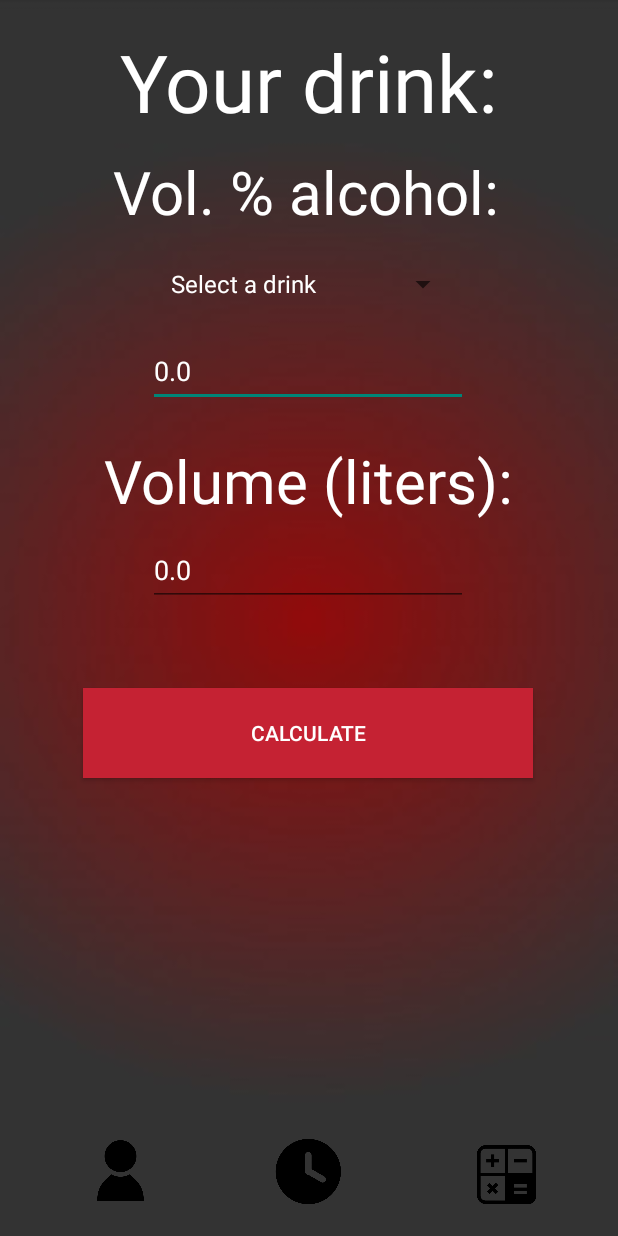
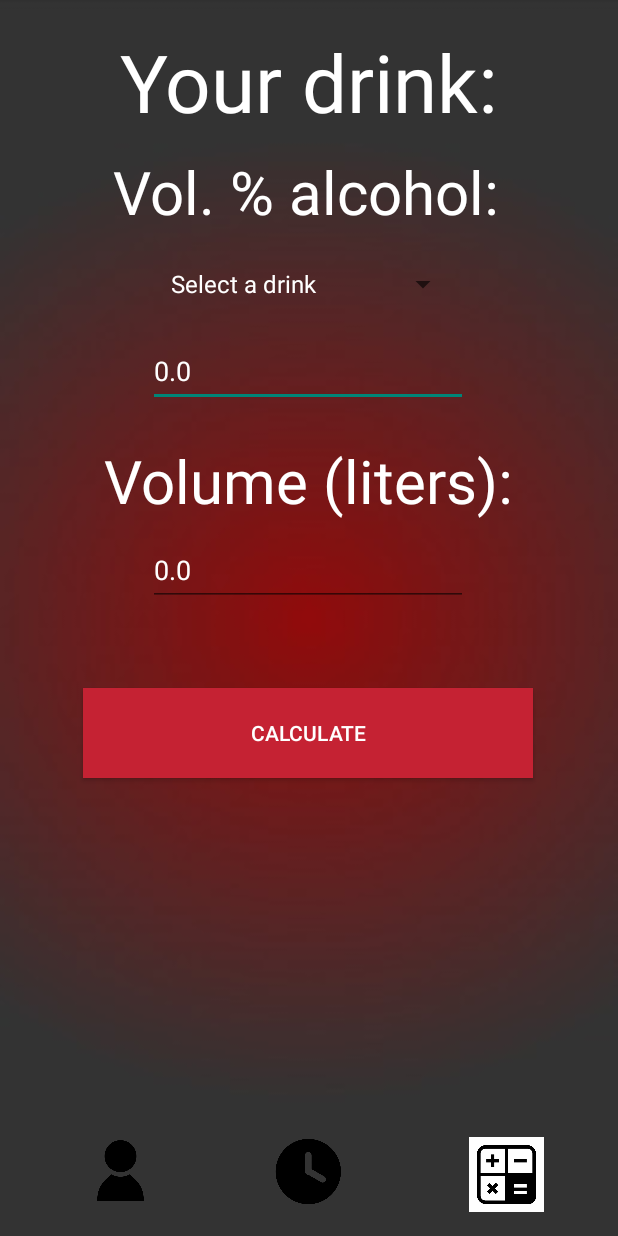
Before and after one commit to jeffthechristian/MPI2-COURSEWORK, an Android app: the AlcoholCalculator screen opened directly, with no data from a screen before it, on a phone screen of 412 x 824 dp. Run offline under Robolectric (Android 15) with nearby library versions, the phone set to English and light mode, and no system bars; our stand-ins replace Firebase (no records; nobody signed in at launch, a user with empty details on screens opened directly).

Commit message:
navigation bad poopooo

```diff
--- /dev/null
+++ b/Alcholator/app/src/main/res/drawable/button_selector.xml
@@ -0,0 +1,5 @@
+<?xml version="1.0" encoding="utf-8"?>
+<selector xmlns:android="http://schemas.android.com/apk/res/android">
+    <item android:state_pressed="true" android:drawable="@color/white" />
+    <item android:drawable="@android:color/transparent" />
+</selector>
--- a/Alcholator/app/src/main/res/layout/activity_alcohol_calculator.xml
+++ b/Alcholator/app/src/main/res/layout/activity_alcohol_calculator.xml
@@ -146,7 +146,7 @@
         android:layout_marginStart="16dp"
         android:layout_marginEnd="16dp"
         android:layout_marginBottom="16dp"
-        android:background="@android:color/transparent"
+        android:background="@android:color/white"
         android:scaleType="fitCenter"
         app:layout_constraintBottom_toBottomOf="parent"
         app:layout_constraintEnd_toEndOf="parent"
--- a/Alcholator/app/src/main/res/layout/activity_history.xml
+++ b/Alcholator/app/src/main/res/layout/activity_history.xml
@@ -11,7 +11,6 @@
         android:id="@+id/tv_alcoholatr"
         android:layout_width="wrap_content"
         android:layout_height="wrap_content"
-
         android:textColor="@color/white"
         android:text="ALCOHOLATOR"
         android:layout_centerHorizontal="true"
@@ -55,7 +54,7 @@
             android:layout_width="50dp"
             android:layout_height="50dp"
             android:layout_weight="1"
-            android:background="@android:color/transparent"
+            android:background="@android:color/white"
             android:scaleType="fitCenter"
             app:srcCompat="@drawable/history_png" />
 
--- a/Alcholator/app/src/main/res/layout/activity_profile.xml
+++ b/Alcholator/app/src/main/res/layout/activity_profile.xml
@@ -68,7 +68,7 @@
         android:id="@+id/profile"
         android:layout_width="50dp"
         android:layout_height="50dp"
-        android:background="@android:color/transparent"
+        android:background="@android:color/white"
         android:scaleType="fitCenter"
         app:layout_constraintBottom_toBottomOf="parent"
         app:layout_constraintEnd_toEndOf="parent"
```
